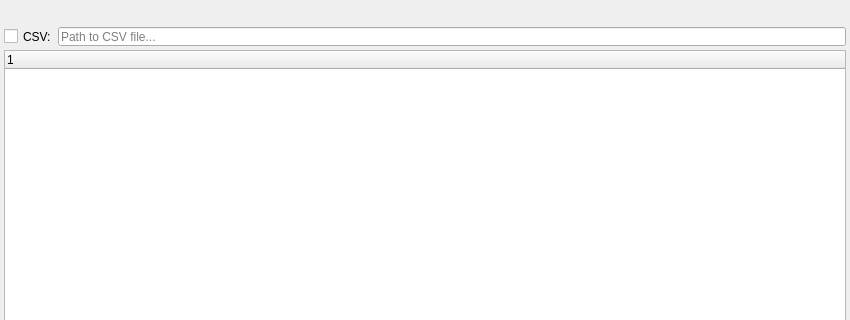
The window that mayatk/anim_utils/shots/shot_manifest/shot_manifest.ui (m3trik/mayatk) describes before a commit, drawn with Qt 5; both pictures show x 0 to 850 and y 0 to 320 of the 850 by 500 pixel window.
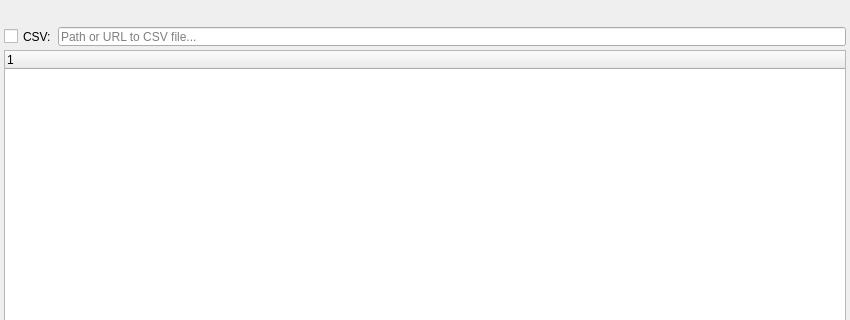
The same window after the commit. Custom widgets are drawn as their Qt base class.

Diff of the .ui file:
```diff
--- a/mayatk/anim_utils/shots/shot_manifest/shot_manifest.ui
+++ b/mayatk/anim_utils/shots/shot_manifest/shot_manifest.ui
@@ -100,7 +100,7 @@
          <bool>true</bool>
         </property>
         <property name="placeholderText">
-         <string>Path to CSV file...</string>
+         <string>Path or URL to CSV file...</string>
         </property>
        </widget>
       </item>
```
